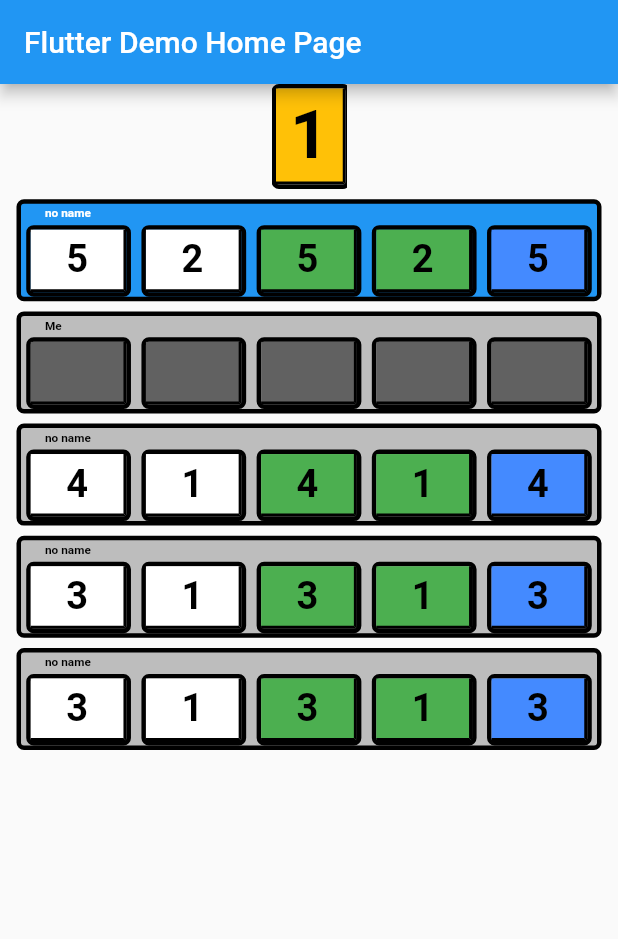
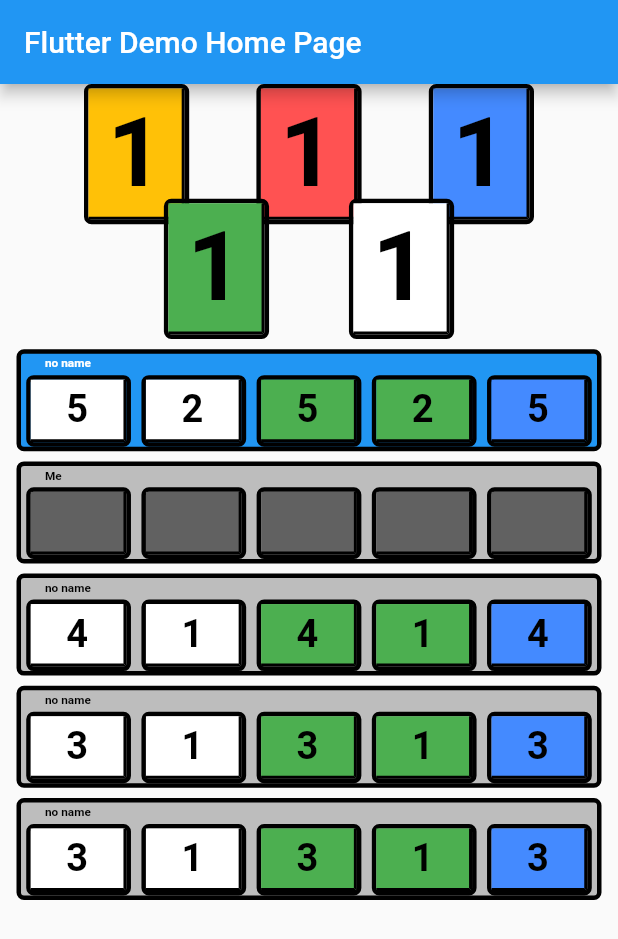
Before and after one commit to pappd/HanCardGame, a Flutter app: the screen it shows after launch, on a phone screen of 412 x 824 dp. Shown: the top 939 px of the screen. Run offline on Flutter 3.47's test engine with Material 2 defaults, Android fonts, the phone set to English and light mode, and no system bars; drawn by our look-alikes of flutter_slidable; statements that could not run were skipped.

Commit message:
if there is 2 lines card on the table, they are always touch each other

```diff
--- a/lib/main.dart
+++ b/lib/main.dart
@@ -71,10 +71,10 @@ class _MyHomePageState extends State<MyHomePage> {
     var scoredCardModel = ScoredCardModel(board.cardTypes,
         colorCompleted: () {}, wrongCardWasAdded: () {});
     scoredCardModel.add(CardModel(value: 1, colorIndex: 0));
-    //scoredCardModel.add(CardModel(value: 1, colorIndex: 1));
-    //scoredCardModel.add(CardModel(value: 1, colorIndex: 2));
-    //scoredCardModel.add(CardModel(value: 1, colorIndex: 3));
-    //scoredCardModel.add(CardModel(value: 1, colorIndex: 4));
+    scoredCardModel.add(CardModel(value: 1, colorIndex: 1));
+    scoredCardModel.add(CardModel(value: 1, colorIndex: 2));
+    scoredCardModel.add(CardModel(value: 1, colorIndex: 3));
+    scoredCardModel.add(CardModel(value: 1, colorIndex: 4));
     return Scaffold(
       appBar: AppBar(
         title: Text(widget.title),
@@ -85,8 +85,8 @@ class _MyHomePageState extends State<MyHomePage> {
           children: <Widget>[
             game.Table(
               scoredCardModel,
-              width: 50,
-              height: 70,
+              width: 300,
+              height: 170,
             ),
 
             Container(
--- a/lib/table.dart
+++ b/lib/table.dart
@@ -24,24 +24,15 @@ class Table extends StatelessWidget {
     final double widthLine1Narrow = width * 1.1 / scoredCard.cards.length;
     final double widthLine1 = width * 0.9 / scoredCard.cards.length;
     final double heightLine2Narrow = height * 1.1 / 2;
-    final double heightLine2 = height * 0.9 / 2;
     final heights = <double>[
       min(widthLine1Narrow / cardWidth * cardHeight, height),
       min(widthLine1 / cardWidth * cardHeight, height),
       heightLine2Narrow,
-      heightLine2,
     ];
 
     //There is enough place horizontally for space
-    if (widthLine1 > cardWidth ||
-        widthLine1 >= widthLine1Narrow ||
-        heightLine2Narrow >= heights[0] * 0.9) {
+    if (widthLine1 > cardWidth || widthLine1 >= widthLine1Narrow) {
       heights[0] = 0;
-    }
-
-    //There is enough place vertically for space
-    if (heightLine2 > cardHeight || heightLine2 >= heightLine2Narrow) {
-      heights[2] = 0;
     }
 
     final calculatedCardHeight = heights.reduce(max);
```
